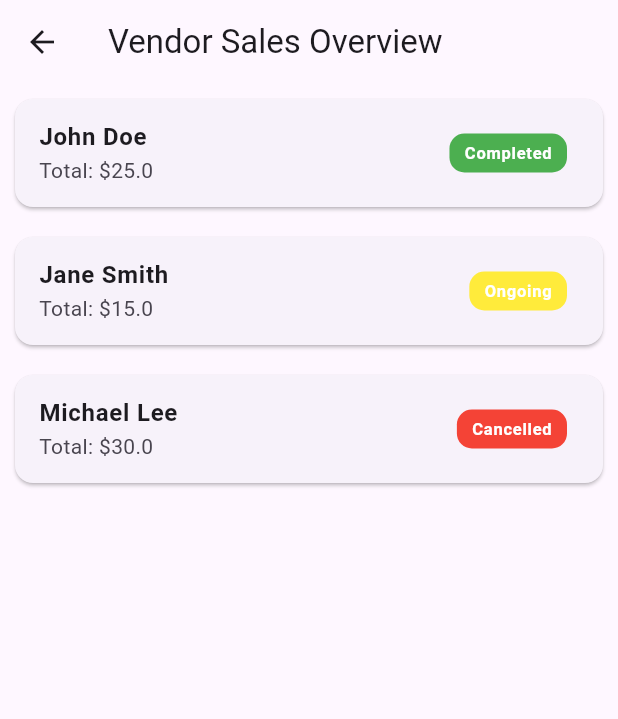
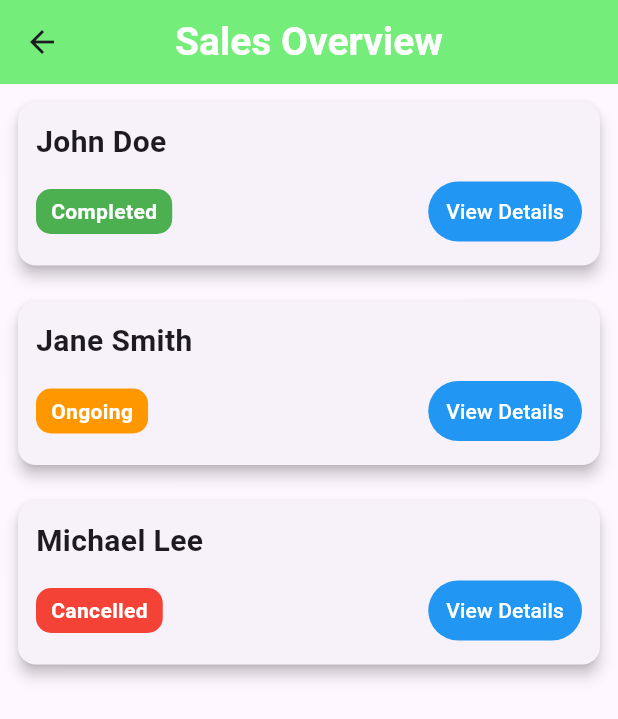
Before and after one commit to amiruushan/GreenBite, a Flutter app: the VendorSalesPage screen opened directly, on a phone screen of 412 x 824 dp. Shown: the top 719 px of the screen. Run offline on Flutter 3.47's test engine with Material 3 defaults, Android fonts, the phone set to English and light mode, and no system bars; our stand-ins replace geolocator, percent_indicator, shared_preferences; missing offline and left inert: flutter_stripe; accounts and stored records are empty.

Commit message:
Vendor Sales and Order Details ui change

```diff
--- a/greenbite_frontend/lib/screens/vendor/vendor_sales.dart
+++ b/greenbite_frontend/lib/screens/vendor/vendor_sales.dart
@@ -15,8 +15,7 @@ class _VendorSalesPageState extends State<VendorSalesPage> {
     fetchSales();
   }
 
-  // Dummy sales data (Updated with Cancellation Time for Cancelled Orders)
-  void fetchSales() async {
+  void fetchSales() {
     setState(() {
       sales = [
         {
@@ -32,6 +31,9 @@ class _VendorSalesPageState extends State<VendorSalesPage> {
           "dispatched": "2025-03-10 14:30",
           "delivered": "2025-03-10 15:00",
           "completed": "2025-03-10 15:10",
+          "paymentMethod": "Credit Card",
+          "vendor": "Pizza Palace",
+          "contact": "+94711234567",
         },
         {
           "id": 2,
@@ -43,6 +45,9 @@ class _VendorSalesPageState extends State<VendorSalesPage> {
           "totalPrice": 15.0,
           "location": "456 Ocean Ave, Galle",
           "orderPlaced": "2025-03-10 12:00",
+          "paymentMethod": "Cash on Delivery",
+          "vendor": "Burger Haven",
+          "contact": "+94778765432",
         },
         {
           "id": 3,
@@ -55,6 +60,9 @@ class _VendorSalesPageState extends State<VendorSalesPage> {
           "location": "789 Sunset Rd, Kandy",
           "orderPlaced": "2025-03-09 18:00",
           "cancelled": "2025-03-09 18:30",
+          "paymentMethod": "Debit Card",
+          "vendor": "Pasta Paradise",
+          "contact": "+94776543210",
         },
       ];
     });
@@ -65,7 +73,7 @@ class _VendorSalesPageState extends State<VendorSalesPage> {
       case "Completed":
         return Colors.green;
       case "Ongoing":
-        return Colors.yellow;
+        return Colors.orange;
       case "Cancelled":
         return Colors.red;
       default:
@@ -76,23 +84,53 @@ class _VendorSalesPageState extends State<VendorSalesPage> {
   @override
   Widget build(BuildContext context) {
     return Scaffold(
-      appBar: AppBar(title: Text("Vendor Sales Overview")),
+      appBar: AppBar(
+        title: const Text(
+          "Sales Overview",
+          style: TextStyle(
+            fontSize: 26,
+            fontWeight: FontWeight.bold,
+            color: Colors.white,
+          ),
+        ),
+        centerTitle: true,
+        backgroundColor: const Color.fromARGB(255, 117, 237, 123),
+      ),
       body: sales.isEmpty
-          ? Center(child: Text("No sales records available"))
+          ? const Center(child: Text("No sales records available"))
           : ListView.builder(
               itemCount: sales.length,
               itemBuilder: (context, index) {
                 var sale = sales[index];
+                return _buildOrderCard(sale);
+              },
+            ),
+    );
+  }
+
+  Widget _buildOrderCard(Map<String, dynamic> sale) {
     return Card(
-                  margin: EdgeInsets.all(10),
-                  child: ListTile(
-                    title: Text(
+      shape: RoundedRectangleBorder(borderRadius: BorderRadius.circular(12)),
+      elevation: 4,
+      margin: const EdgeInsets.all(12),
+      child: Padding(
+        padding: const EdgeInsets.all(12),
+        child: Column(
+          crossAxisAlignment: CrossAxisAlignment.start,
+          children: [
+            // Customer Name
+            Text(
               sale['customer'],
-                      style: TextStyle(fontWeight: FontWeight.bold),
+              style: const TextStyle(fontSize: 20, fontWeight: FontWeight.bold),
             ),
-                    subtitle: Text("Total: \$${sale['totalPrice']}"),
-                    trailing: Container(
-                      padding: EdgeInsets.symmetric(
+            const SizedBox(height: 8),
+
+            // Order Status
+            Row(
+              mainAxisAlignment: MainAxisAlignment.spaceBetween,
+              children: [
+                Container(
+                  padding: const EdgeInsets.symmetric(
                     horizontal: 10,
                     vertical: 5,
                   ),
@@ -102,13 +140,16 @@ class _VendorSalesPageState extends State<VendorSalesPage> {
                   ),
                   child: Text(
                     sale['status'],
-                        style: TextStyle(
+                    style: const TextStyle(
                       color: Colors.white,
                       fontWeight: FontWeight.bold,
                     ),
                   ),
                 ),
-                    onTap: () {
+
+                // View Details Button
+                TextButton(
+                  onPressed: () {
                     Navigator.push(
                       context,
                       MaterialPageRoute(
@@ -116,9 +157,20 @@ class _VendorSalesPageState extends State<VendorSalesPage> {
                       ),
                     );
                   },
+                  style: TextButton.styleFrom(
+                    foregroundColor: Colors.white, // Text color
+                    backgroundColor: Colors.blue, // Button background
+                    padding: const EdgeInsets.symmetric(
+                      horizontal: 12,
+                      vertical: 6,
                     ),
-                );
-              },
+                  ),
+                  child: const Text("View Details"),
+                ),
+              ],
+            ),
+          ],
+        ),
       ),
     );
   }
```
Also changed, not shown: greenbite_frontend/lib/screens/vendor/order_details.dart (+119 -33 lines). Lines whose indentation alone changed are shown as unchanged.
